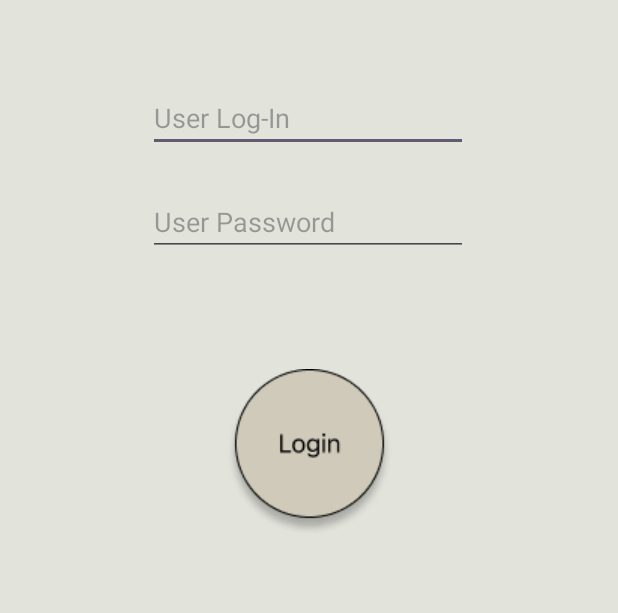
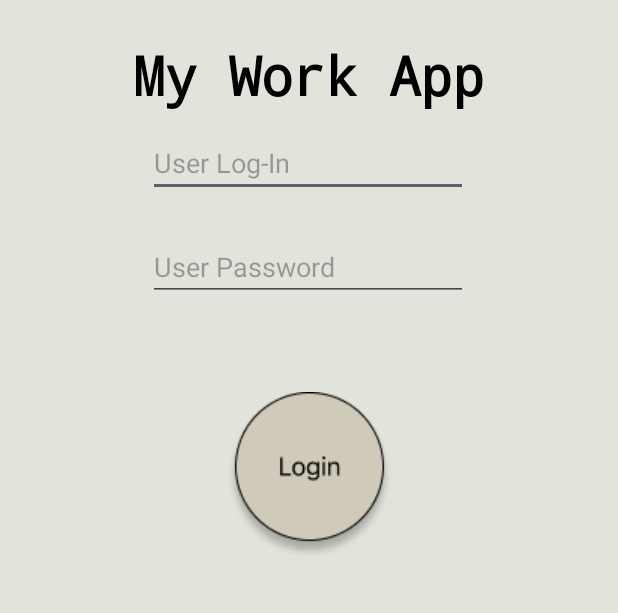
Before and after one commit to G1br0n/MeWorkApp, an Android app: the screen it shows after launch (MainActivity), on a phone screen of 412 x 824 dp, the part 588-1201 px from its top. Run offline under Robolectric (Android 15) with nearby library versions, the phone set to English and light mode, and no system bars; our stand-ins replace data binding.

Commit message:
Log-In Fragment + IDs

```diff
--- a/app/src/main/res/layout/fragment_log_in.xml
+++ b/app/src/main/res/layout/fragment_log_in.xml
@@ -16,44 +16,43 @@
 
 
         <ImageView
-            android:id="@+id/imageView"
+            android:id="@+id/iv_logo"
             android:layout_width="wrap_content"
             android:layout_height="wrap_content"
             android:layout_marginTop="16dp"
             android:src="@drawable/logo_light"
             app:layout_constraintEnd_toEndOf="parent"
             app:layout_constraintStart_toStartOf="parent"
-            app:layout_constraintTop_toTopOf="parent"
-            />
+            app:layout_constraintTop_toTopOf="parent" />
 
         <EditText
-            android:id="@+id/editTextText"
+            android:id="@+id/ett_log_in"
             android:layout_width="wrap_content"
             android:layout_height="wrap_content"
-            android:layout_marginTop="56dp"
+            android:layout_marginTop="12dp"
             android:ems="10"
             android:hint="User Log-In"
             android:inputType="text"
             app:layout_constraintEnd_toEndOf="parent"
             app:layout_constraintHorizontal_bias="0.497"
             app:layout_constraintStart_toStartOf="parent"
-            app:layout_constraintTop_toBottomOf="@+id/imageView" />
+            app:layout_constraintTop_toBottomOf="@+id/tv_app_name" />
 
         <EditText
-            android:id="@+id/editTextTextPassword"
+            android:id="@+id/ett_password"
             android:layout_width="wrap_content"
             android:layout_height="wrap_content"
             android:layout_marginTop="24dp"
             android:ems="10"
             android:inputType="textPassword"
             android:hint="User Password"
-            app:layout_constraintEnd_toEndOf="@+id/editTextText"
+            app:layout_constraintEnd_toEndOf="@+id/ett_log_in"
             app:layout_constraintHorizontal_bias="0.0"
-            app:layout_constraintStart_toStartOf="@+id/editTextText"
-            app:layout_constraintTop_toBottomOf="@+id/editTextText" />
+            app:layout_constraintStart_toStartOf="@+id/ett_log_in"
+            app:layout_constraintTop_toBottomOf="@+id/ett_log_in" />
 
         <ImageButton
-            android:id="@+id/imageButton2"
+            android:id="@+id/ib_login"
             android:layout_width="125dp"
             android:layout_height="129dp"
             android:background="@color/transparent"
@@ -61,7 +60,21 @@
             app:layout_constraintBottom_toBottomOf="parent"
             app:layout_constraintEnd_toEndOf="parent"
             app:layout_constraintStart_toStartOf="parent"
-            app:layout_constraintTop_toBottomOf="@+id/editTextTextPassword" />
+            app:layout_constraintTop_toBottomOf="@+id/ett_password" />
+
+        <TextView
+            android:id="@+id/tv_app_name"
+            android:layout_width="wrap_content"
+            android:layout_height="wrap_content"
+            android:layout_marginTop="25dp"
+            android:fontFamily="monospace"
+            android:text="My Work App"
+            android:textColor="@color/black"
+            android:textSize="36sp"
+            android:textStyle="bold"
+            app:layout_constraintEnd_toEndOf="parent"
+            app:layout_constraintStart_toStartOf="parent"
+            app:layout_constraintTop_toBottomOf="@+id/iv_logo" />
 
     </androidx.constraintlayout.widget.ConstraintLayout>
 </FrameLayout>
```
